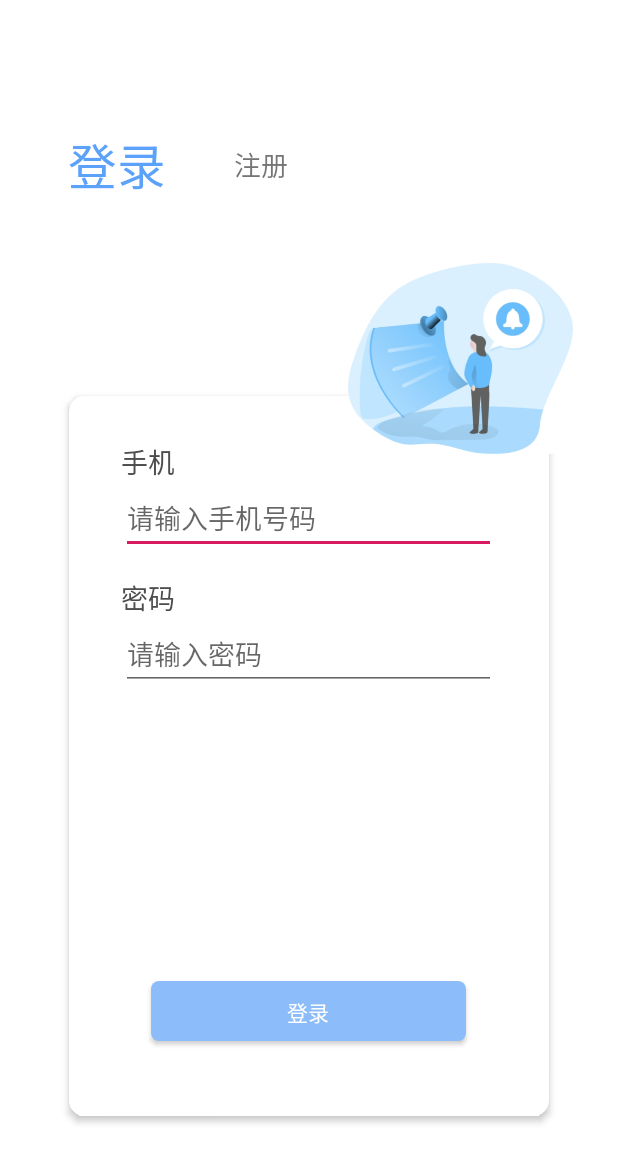
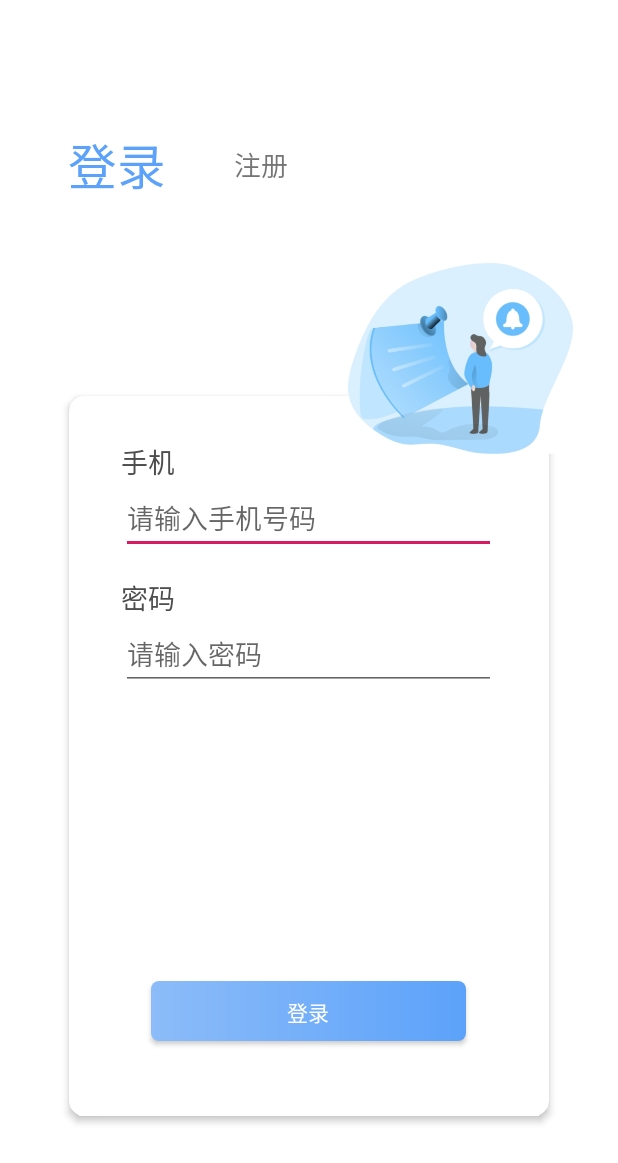
Before and after one commit to starrywx/Epidemic_Situation, an Android app: the screen it shows after launch (RegisterLoginActivity), on a phone screen of 412 x 824 dp. Shown: the top 1163 px of the screen. Run offline under Robolectric (Android 15) with nearby library versions, the phone set to English and light mode, and no system bars; our stand-ins replace ButterKnife, RxJava; libraries missing offline, so code that uses them is left out: com.blankj.utilcode, com.rengwuxian.materialedittext; plain views replace MaterialEditText; 1 statement that could not run was skipped.

Commit message:
完善注册登录页面按钮渐变颜色

```diff
--- a/app/src/main/res/drawable/shape_button_register_login.xml
+++ b/app/src/main/res/drawable/shape_button_register_login.xml
@@ -21,4 +21,15 @@
   <!-- 圆角 -->
   <corners android:radius="5dp" />
 
+  <!-- 渐变 -->
+
+    <gradient
+    android:type="linear"
+    android:startColor="#ff8cbcf9"
+    android:endColor="#ff5ca2fa"
+    android:angle="0"
+    android:centerX="0.3"
+    android:centerY="0.3"
+    />
+
 </shape>
```
